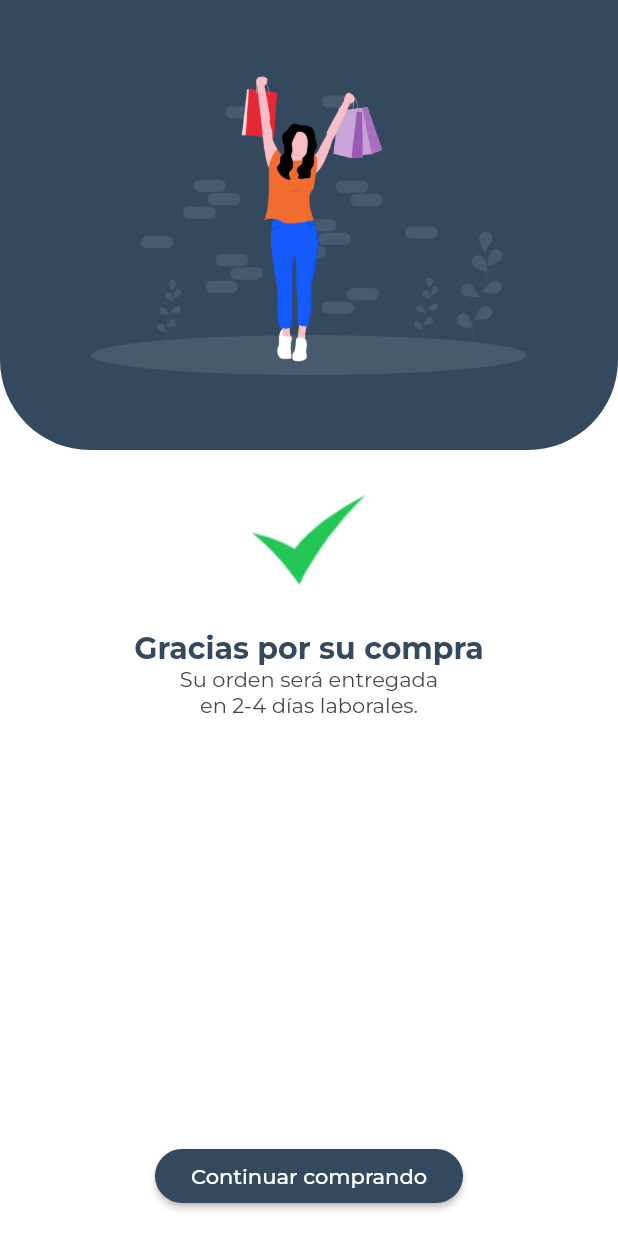
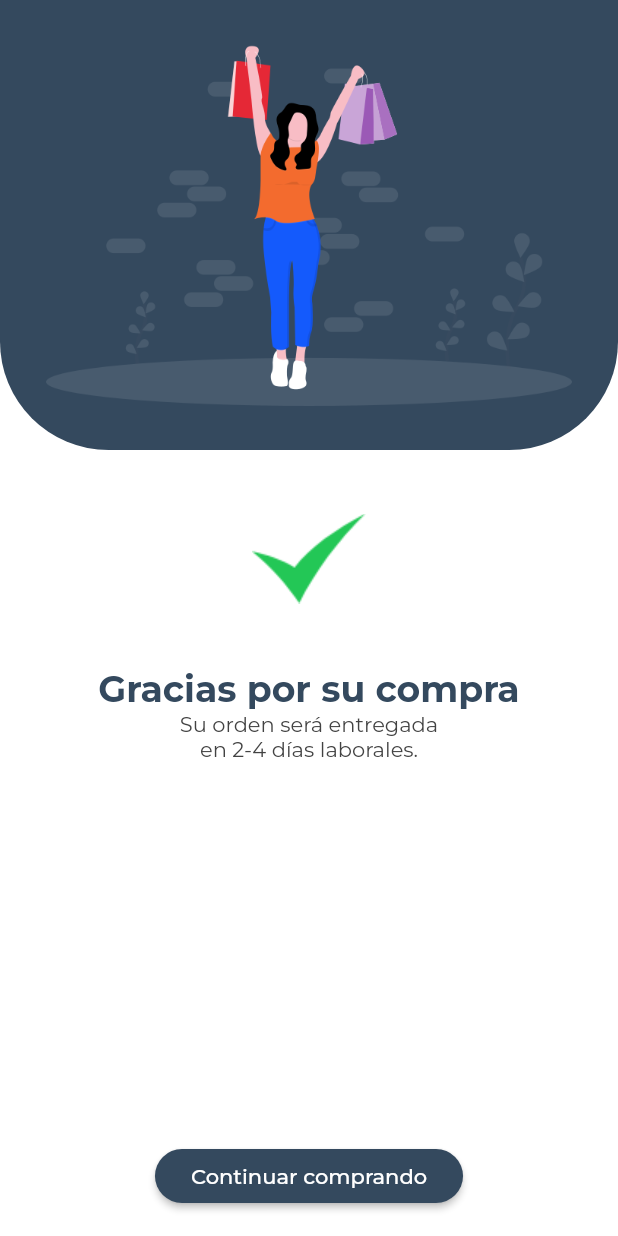
Before and after one commit to edalvb/uieco, a Flutter app: the SucessfulPage screen opened by its route, on a phone screen of 412 x 824 dp. Run offline on Flutter 3.47's test engine with Material 2 defaults, Android fonts, the phone set to English and light mode, and no system bars; our stand-ins replace font_awesome_flutter; missing offline and left inert: masked_text_input_formatter; project files that could hold a hidden picture were left out.

Commit message:
Responsive app

```diff
--- a/lib/ui/pages/payment_method.dart
+++ b/lib/ui/pages/payment_method.dart
@@ -12,6 +12,8 @@ class _PaymentMethodPageState extends State<PaymentMethodPage> {
 
   @override
   Widget build(BuildContext context) {
+    final size = MediaQuery.of(context).size;
+
     return Scaffold(
       appBar: AppBar(
         leading: IconButton(
--- a/lib/ui/pages/successful_page.dart
+++ b/lib/ui/pages/successful_page.dart
@@ -1,8 +1,11 @@
 import 'package:flutter/material.dart';
+import 'package:uieco/ui/util/util.dart' as util;
 
 class SucessfulPage extends StatelessWidget {
   @override
   Widget build(BuildContext context) {
+    var mySize = util.mySize(context);
+
     print(ModalRoute.of(context).settings.arguments);
     return Scaffold(
       body: Column(
@@ -12,25 +15,25 @@ class SucessfulPage extends StatelessWidget {
             decoration: BoxDecoration(
                 color: Color(0xFF34495E),
                 borderRadius:
-                    BorderRadius.vertical(bottom: Radius.circular(60))),
+                    BorderRadius.vertical(bottom: Radius.circular(mySize(60)))),
             child: Center(
               child: Image.asset(
                 "assets/images/mujer.png",
-                height: 200,
+                height: mySize(200),
               ),
             ),
           ),
-          SizedBox(height: 30),
+          SizedBox(height: mySize(30)),
           Image.asset(
             "assets/images/done.png",
-            height: 60,
+            height: mySize(60),
           ),
-          SizedBox(height: 30),
+          SizedBox(height: mySize(30)),
           Text(
             "Gracias por su compra",
             style: TextStyle(
               color: Color(0xFF34495E),
-              fontSize: 20,
+              fontSize: mySize(20),
               fontWeight: FontWeight.bold,
             ),
           ),
@@ -43,8 +46,7 @@ class SucessfulPage extends StatelessWidget {
       ),
       floatingActionButton: RaisedButton(
         shape: RoundedRectangleBorder(
-          borderRadius: BorderRadius.circular(50)
-        ),
+            borderRadius: BorderRadius.circular(mySize(50))),
         child: Text("Continuar comprando"),
         onPressed: () => nothing(context),
       ),
@@ -52,9 +54,7 @@ class SucessfulPage extends StatelessWidget {
     );
   }
 
-  nothing(BuildContext context) {
-
-  }
+  nothing(BuildContext context) {}
 }
 
 class MyArguments {
--- /dev/null
+++ b/lib/ui/util/util.dart
@@ -0,0 +1,9 @@
+import 'package:flutter/material.dart';
+
+double Function(double) mySize(BuildContext context) {
+  return (num size) {
+    const razon = 0.0014632718759145;
+    if (size == 0 || size == null) return 0;
+    return size * razon * MediaQuery.of(context).size.height;
+  };
+}
```
